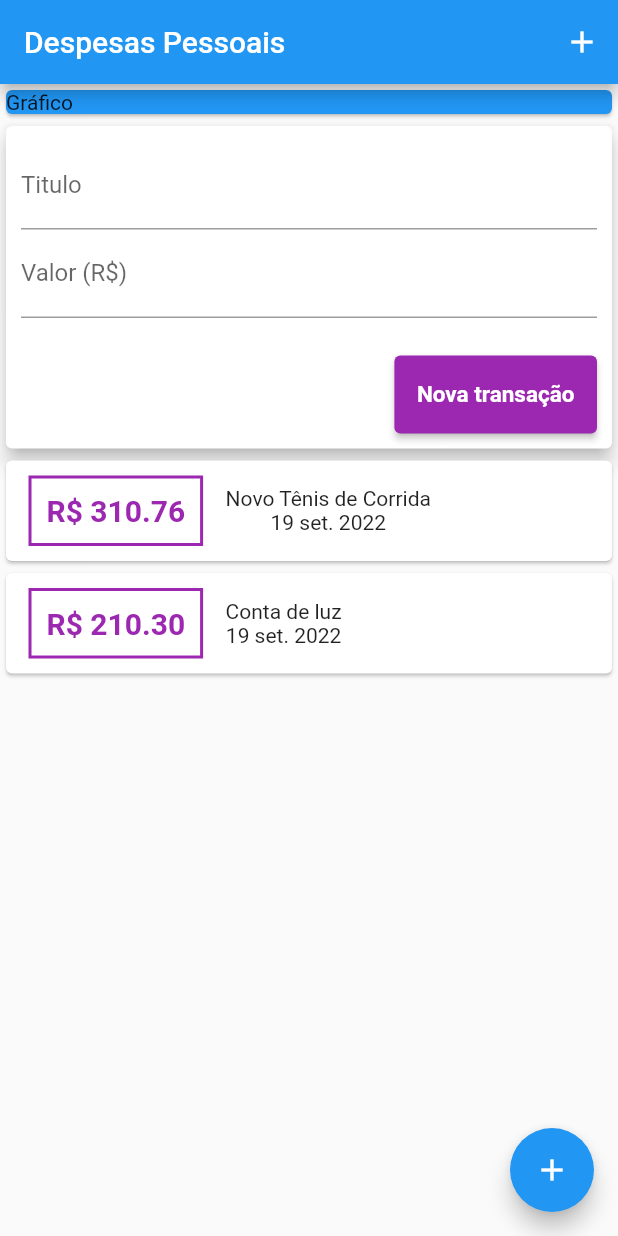
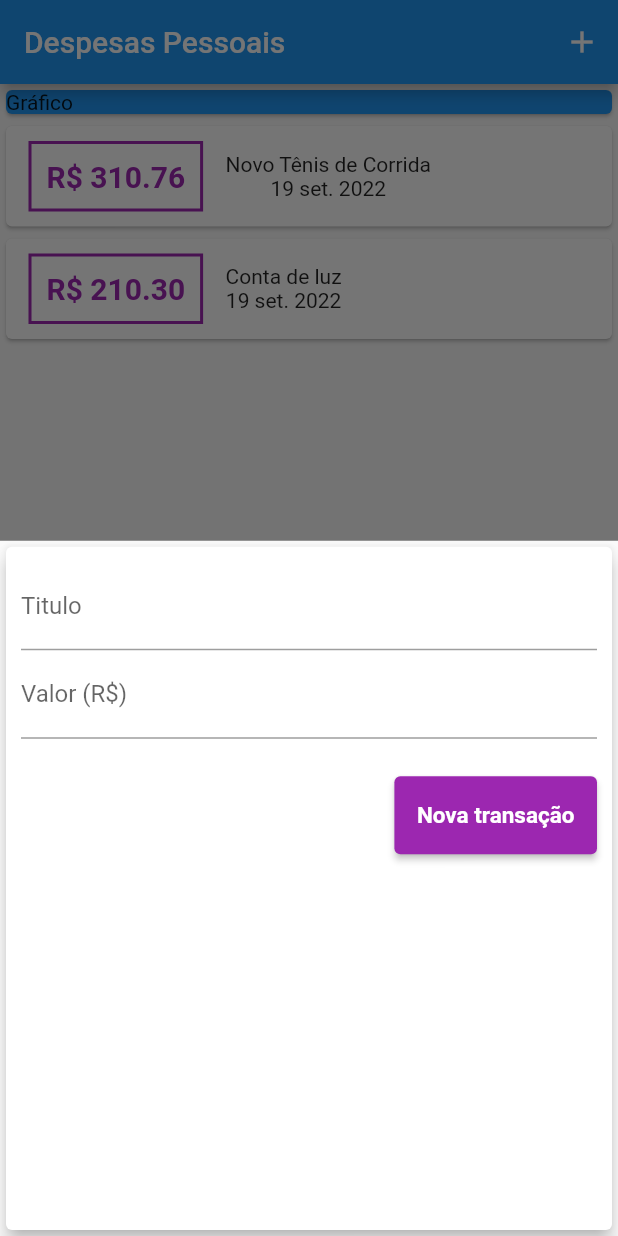
Before and after one commit to DevGabrielHN/secao4-flutter-cod3r, a Flutter app: the screen it shows after launch, after a tap on the "add" icon, on a phone screen of 412 x 824 dp. Run offline on Flutter 3.47's test engine with Material 2 defaults, Android fonts, the phone set to English and light mode, and no system bars.

```diff
--- a/lib/components/transaction_form.dart
+++ b/lib/components/transaction_form.dart
@@ -1,7 +1,6 @@
 import 'package:flutter/material.dart';
 
 class TransactionForm extends StatelessWidget {
-
   final titleController = TextEditingController();
   final valueController = TextEditingController();
 
@@ -9,10 +8,9 @@ class TransactionForm extends StatelessWidget {
 
   TransactionForm(this.onSubmit);
 
-
   _submitForm(){
     final title = titleController.text;
-    final value = double.tryParse(valueController.text) ?? 0.0;
+    final value = double.tryParse(valueController.text) ?? 0;
 
     if(title.isEmpty || value <= 0){
       return;
--- a/lib/components/transaction_user..dart
+++ /dev/null
@@ -1,55 +0,0 @@
-import 'dart:math';
-
-import 'package:despesas/models/transaction.dart';
-import 'package:flutter/material.dart';
-import 'transaction_form.dart';
-import 'transaction_list.dart';
-
-class TransactionUser extends StatefulWidget {
-  const TransactionUser({Key? key}) : super(key: key);
-
-  @override
-  State<TransactionUser> createState() => _TransactionUserState();
-}
-
-class _TransactionUserState extends State<TransactionUser> {
-
-  final _transactions = [
-    Transaction(
-      id: 't1',
-      title: 'Novo Tênis de Corrida',
-      value: 310.76,
-      date: DateTime.now(),
-    ),Transaction(
-      id: 't2',
-      title: 'Conta de luz',
-      value: 210.30,
-      date: DateTime.now(),
-    ),
-  ];
-
-  _addTransaction(String title,double value){
-    final newTransaction = Transaction(
-      id: Random().nextDouble().toString(),
-      title:  title,
-      value: value,
-      date: DateTime.now()
-      );
-
-    setState(() {
-      _transactions.add(newTransaction);
-    });
-
-  }
-
-
-  @override
-  Widget build(BuildContext context) {
-    return Column(
-      children: [
-        TransactionForm(_addTransaction),
-        TransactionList(transaction: _transactions),
-      ],
-    );
-  }
-}
--- a/lib/main.dart
+++ b/lib/main.dart
@@ -1,4 +1,8 @@
-import 'package:despesas/components/transaction_user..dart';
+import 'dart:math';
+
+import 'package:despesas/components/transaction_form.dart';
+import 'package:despesas/components/transaction_list.dart';
+import 'package:despesas/models/transaction.dart';
 import 'package:flutter/material.dart';
 import 'package:flutter_localizations/flutter_localizations.dart';
 
@@ -15,8 +19,50 @@ void main() {
   ),);
 }
 
-class MyApp extends StatelessWidget {
+class MyApp extends StatefulWidget {
 
+  @override
+  State<MyApp> createState() => _MyAppState();
+}
+
+class _MyAppState extends State<MyApp> {
+
+
+final _transactions = [
+    Transaction(
+      id: 't1',
+      title: 'Novo Tênis de Corrida',
+      value: 310.76,
+      date: DateTime.now(),
+    ),Transaction(
+      id: 't2',
+      title: 'Conta de luz',
+      value: 210.30,
+      date: DateTime.now(),
+    ),
+  ];
+
+  _addTransaction(String title,double value){
+    final newTransaction = Transaction(
+      id: Random().nextDouble().toString(),
+      title:  title,
+      value: value,
+      date: DateTime.now()
+      );
+
+    setState(() {
+      _transactions.add(newTransaction);
+    });
+
+  }
+
+  _openTransactionFormModal(BuildContext context){
+    showModalBottomSheet(
+      context: context,
+      builder: (_) {
+        return TransactionForm(_addTransaction);
+      });
+  }
 
   @override
   Widget build(BuildContext context) {
@@ -26,7 +72,7 @@ class MyApp extends StatelessWidget {
           actions: <Widget> [
             IconButton(
               icon: Icon(Icons.add),
-              onPressed: () {},
+              onPressed: () => _openTransactionFormModal(context),
             ),
           ],
         ),
@@ -42,14 +88,16 @@ class MyApp extends StatelessWidget {
                   child: Text('Gráfico'),
                 ),
               ),
-             TransactionUser(),
+               // TransactionForm(_addTransaction),
+                TransactionList(transaction: _transactions),
             ],
           ),
         ),
         floatingActionButton: FloatingActionButton(
           child: Icon(Icons.add),
-          onPressed: (){},
+          onPressed: () => _openTransactionFormModal(context),
         ),
+        floatingActionButtonLocation: FloatingActionButtonLocation.centerFloat,
       );
   }
 }
```
